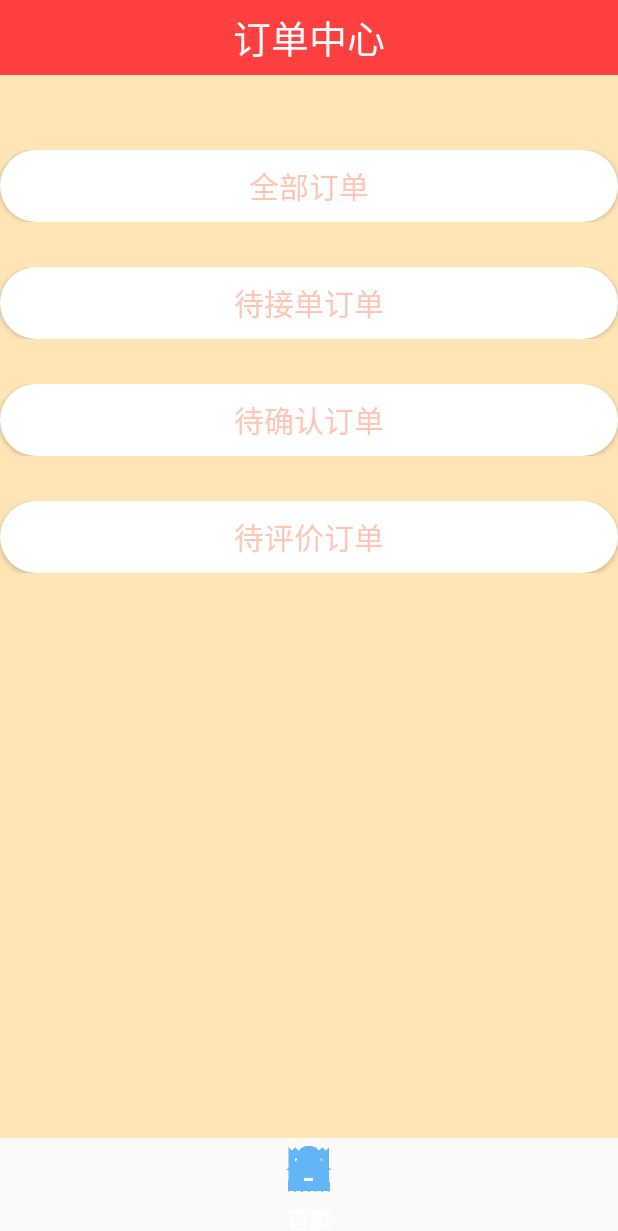
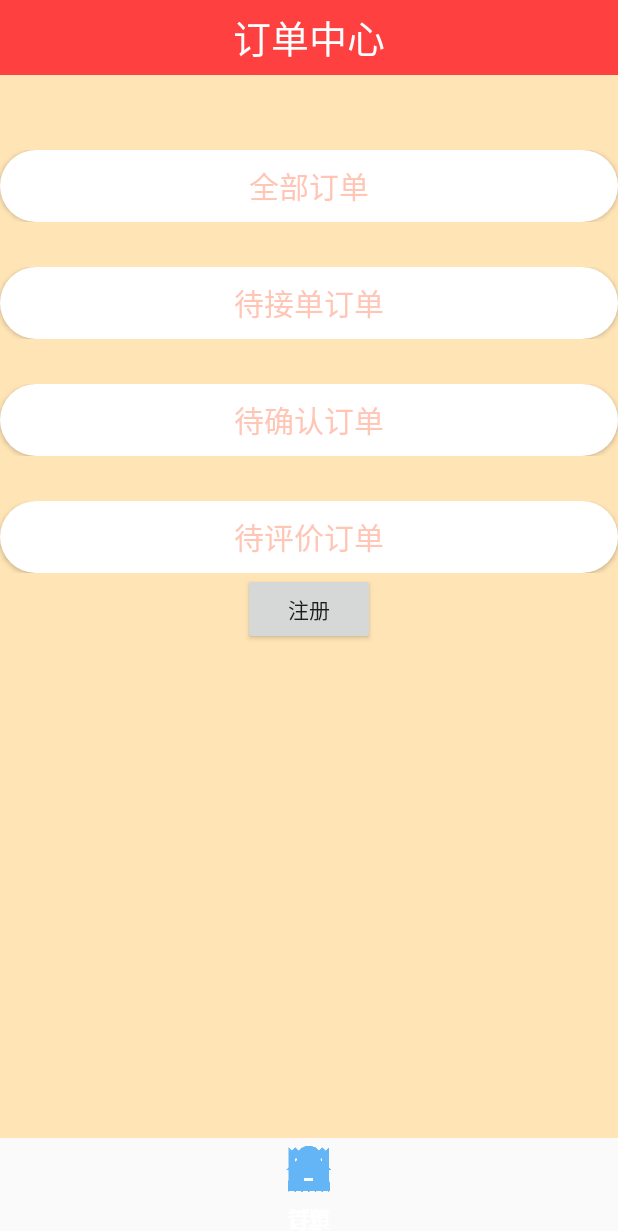
Before and after one commit to zaxfenfeiyu/Housekeeping, an Android app: the fragment OrderFragment placed in its activity, on a phone screen of 412 x 824 dp. Shown: the top 1231 px of the screen. Run offline under Robolectric (Android 15) with nearby library versions, the light colour scheme and no system bars; network calls fail; 1 statement that could not run was skipped.

Commit message:
4-25 20:49 disagree

```diff
--- a/app/src/main/AndroidManifest.xml
+++ b/app/src/main/AndroidManifest.xml
@@ -21,6 +21,7 @@
         <activity android:name=".AllOrderActivity" />
         <activity android:name=".InformationActivity" />
         <activity android:name=".MoreSettingActivity" />
+        <activity android:name=".PlaceOrderActivity" />
 
 
         <activity
--- a/app/src/main/java/com/example/ariel/housekeeping/HostFragment.java
+++ b/app/src/main/java/com/example/ariel/housekeeping/HostFragment.java
@@ -12,19 +12,23 @@ import android.widget.Button;
  * Created by ariel on 2016/4/14.
  */
 public class HostFragment extends Fragment {
+    Button btn_muying;
     @Override
+
     public View onCreateView(LayoutInflater inflater, ViewGroup container,
                              Bundle savedInstanceState) {
         View view=inflater.inflate(R.layout.activity_host, null);
-        /*Button btn = (Button)view.findViewById(R.id.register);
-        btn.setOnClickListener(new View.OnClickListener() {
+        btn_muying = (Button)view.findViewById(R.id.muying);
+        btn_muying.setOnClickListener(new View.OnClickListener() {
             @Override
             public void onClick(View v) {
-                //在这里使用getActivity
-                Intent intent = new Intent(getActivity(),RegisterActivity.class);
+                Intent intent = new Intent(getActivity(),PlaceOrderActivity.class);
+                Bundle bundle=new Bundle();
+                bundle.putString("type",btn_muying.getText().toString());
+                intent.putExtras(bundle);
                 startActivity(intent);
             }
-        });*/
+        });
         return view;
     }
 
--- a/app/src/main/java/com/example/ariel/housekeeping/InformationActivity.java
+++ b/app/src/main/java/com/example/ariel/housekeeping/InformationActivity.java
@@ -41,8 +41,8 @@ public class InformationActivity extends Activity implements View.OnClickListene
     private ImageButton returnBtn;
     private String APPKEY = "11b16f73997aa";
     private String APPSECRETE = "301a2053d8243101c649a8e94ce1f414";
-    private String urlPath2 = "http://115.200.3.97:8080/HouseKeeping/editInfor.action";
-    private String urlPath1 = "http://115.200.3.97:8080/HouseKeeping/getInfor.action";
+    private String urlPath2 = "http://192.168.134.1:8080/HouseKeeping/editInfor.action";
+    private String urlPath1 = "http://192.168.134.1:8080/HouseKeeping/getInfor.action";
     private int time = 60;
     private String retrunRes = "";
     private  List<ResidentEntity> relist;
--- a/app/src/main/java/com/example/ariel/housekeeping/LoginActivity.java
+++ b/app/src/main/java/com/example/ariel/housekeeping/LoginActivity.java
@@ -29,7 +29,7 @@ import db.DBHelper;
  */
 public class LoginActivity  extends Activity {
    // private static String urlPath="http://115.200.18.5:8080/HouseKeeping/login.action";
-   private static String urlPath="http://192.168.47.1:8080/HouseKeeping/login.action";
+   private static String urlPath="http://192.168.134.1:8080/HouseKeeping/login.action";
 
     private String NetResult="";
     private EditText usernameText;
@@ -60,7 +60,7 @@ public class LoginActivity  extends Activity {
                         progressDialog.dismiss();
                     Toast.makeText(LoginActivity.this,"登录失败！",Toast.LENGTH_LONG).show();
                     }
-                    else{
+                    else {
                         progressDialog.dismiss();
                     Toast.makeText(LoginActivity.this,"连接服务器失败！",Toast.LENGTH_LONG).show();
                     }
@@ -113,7 +113,7 @@ public class LoginActivity  extends Activity {
                             String username=usernameText.getText().toString();
                             String password=passwordText.getText().toString();
                             Map<String, String> map = new HashMap<String, String>();
-                            map.put("username", username);
+                            map.put("account", username);
                             map.put("password",password);
                             InputStream inptStream =RequestService.postRequest(urlPath, map);
                             result =RequestService.dealResponseResult(inptStream);
--- a/app/src/main/java/com/example/ariel/housekeeping/MyFragment.java
+++ b/app/src/main/java/com/example/ariel/housekeeping/MyFragment.java
@@ -34,7 +34,7 @@ public class MyFragment extends Fragment {
         TextView username=(TextView)view.findViewById(R.id.textView2);
 
     if(Data.getUsername()!="")
-        LoginBtn.setVisibility(View.INVISIBLE);
+        loginBtn.setVisibility(View.INVISIBLE);
         //设置监听
 
         //跳转到常用地址界面
--- a/app/src/main/java/com/example/ariel/housekeeping/OrderFragment.java
+++ b/app/src/main/java/com/example/ariel/housekeeping/OrderFragment.java
@@ -16,7 +16,7 @@ public class OrderFragment extends Fragment {
     private Button waitTake;
     private Button waitConfirm;
     private Button waitEvaluate;
-
+    private Button register;
     @Override
     public View onCreateView(LayoutInflater inflater, ViewGroup container,
                              Bundle savedInstanceState) {
@@ -25,7 +25,7 @@ public class OrderFragment extends Fragment {
         waitTake=(Button)view.findViewById(R.id.btn_wait_take);
         waitConfirm=(Button)view.findViewById(R.id.btn_wait_confirm);
         waitEvaluate=(Button)view.findViewById(R.id.btn_wait_evaluate);
-
+        register=(Button)view.findViewById(R.id.btn_reg);
         allOrder.setOnClickListener(new View.OnClickListener() {
             @Override
             public void onClick(View v) {
@@ -33,7 +33,13 @@ public class OrderFragment extends Fragment {
                 startActivity(intent);
             }
         });
-
+        register.setOnClickListener(new View.OnClickListener(){
+            @Override
+            public void onClick(View v){
+                Intent intent=new Intent(getActivity(),RegisterActivity.class);
+                startActivity(intent);
+            }
+        });
         return view;
     }
 }
--- a/app/src/main/java/com/example/ariel/housekeeping/RegisterActivity.java
+++ b/app/src/main/java/com/example/ariel/housekeeping/RegisterActivity.java
@@ -23,7 +23,7 @@ public class RegisterActivity extends Activity implements View.OnClickListener {
     private EditText password;
     private EditText repassword;
     private Button submitBtn;
-    private String urlPath = "http://115.200.11.60:8080/HouseKeeping/register.action";
+    private String urlPath = "http://192.168.134.1:8080/HouseKeeping/register.action";
     private String accountStr;
     private String passwordStr;
     private String repasswordStr;
--- a/app/src/main/java/db/DBHelper.java
+++ b/app/src/main/java/db/DBHelper.java
@@ -20,7 +20,7 @@ public class DBHelper extends SQLiteOpenHelper {
     public void onCreate(SQLiteDatabase db) {
         db.execSQL("CREATE TABLE resident (id INTEGER PRIMARY KEY , username VARCHAR, " +
                 "password VARCHAR,realname VARCHAR,address VARCHAR,rank FLOAT,phone VARCHAR)");
-        db.execSQL("CREATE TABLE order (id INTEGER PRIMARY KEY , res_id INTEGER, " +
+        db.execSQL("CREATE TABLE userorder (id INTEGER PRIMARY KEY , res_id INTEGER, " +
                 "pro_id INTEGER,od_id INTEGER,state VARCHAR,price FLOAT,time TIME,rank INT,remark VARCHAR)");
     }
 
--- a/app/src/main/res/layout/activity_host.xml
+++ b/app/src/main/res/layout/activity_host.xml
@@ -99,7 +99,8 @@
             android:text="母婴护理"
             android:layout_weight="1"
             android:background="@drawable/button_main"
-            android:textSize="17sp" />
+            android:textSize="17sp"
+            android:id="@+id/muying" />
     </LinearLayout>
 
     <LinearLayout android:orientation="horizontal"
--- a/app/src/main/res/layout/activity_my.xml
+++ b/app/src/main/res/layout/activity_my.xml
@@ -50,7 +50,7 @@
 
             <TextView
                 android:layout_width="155dp"
-                android:layout_height="32dp"
+                android:layout_height="64dp"
                 android:text="用户名："
                 android:id="@+id/textView2"
                 android:textIsSelectable="false"
--- a/app/src/main/res/layout/activity_order.xml
+++ b/app/src/main/res/layout/activity_order.xml
@@ -106,4 +106,11 @@
             android:layout_alignBottom="@+id/textView6" />
     </RelativeLayout>
 
+    <Button
+        android:layout_width="wrap_content"
+        android:layout_height="wrap_content"
+        android:text="注册"
+        android:id="@+id/btn_reg"
+        android:layout_gravity="center_horizontal" />
+
 </LinearLayout>
```
Also changed, not shown: app/src/main/java/com/example/ariel/housekeeping/PlaceOrderActivity.java (+13 -9 lines).
